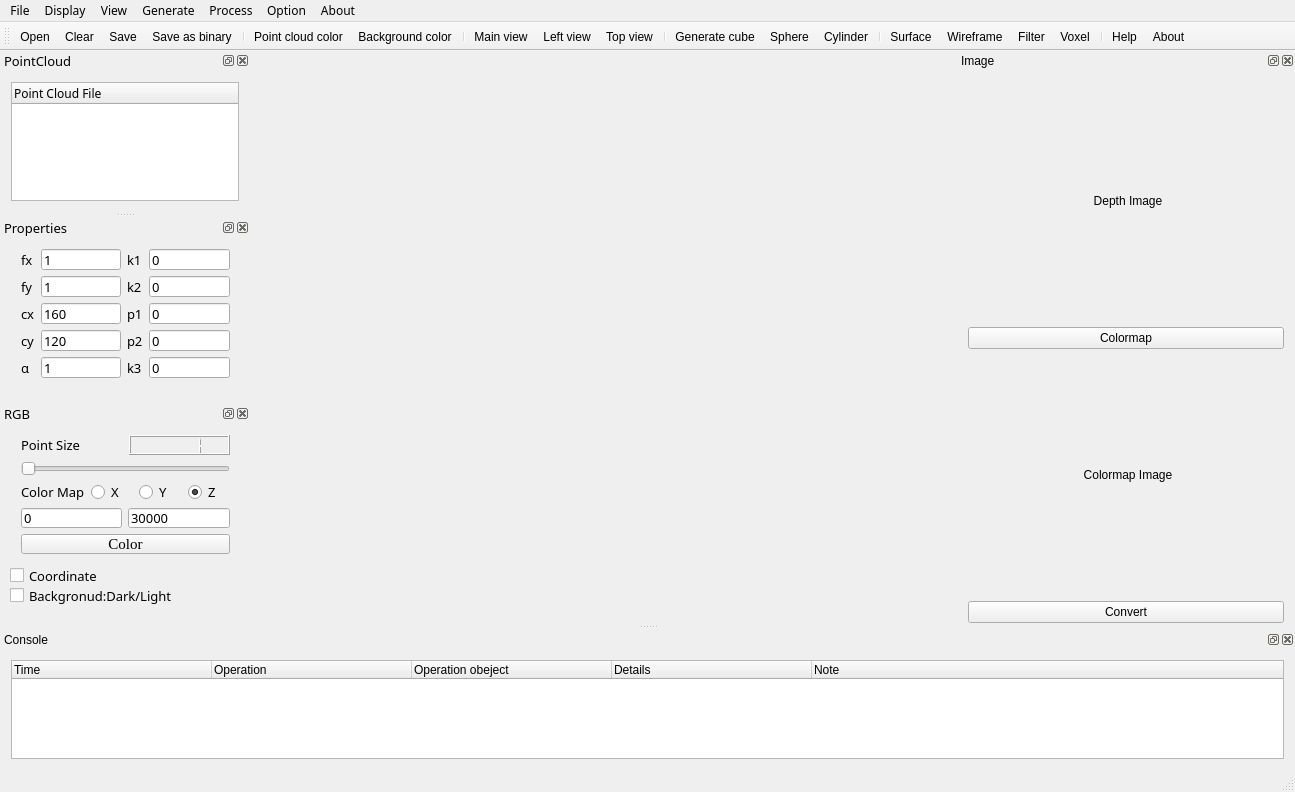
Old version of the form PointCloudTools/PointCloudTools.ui in the repository sunhaox/PointCloudTools.
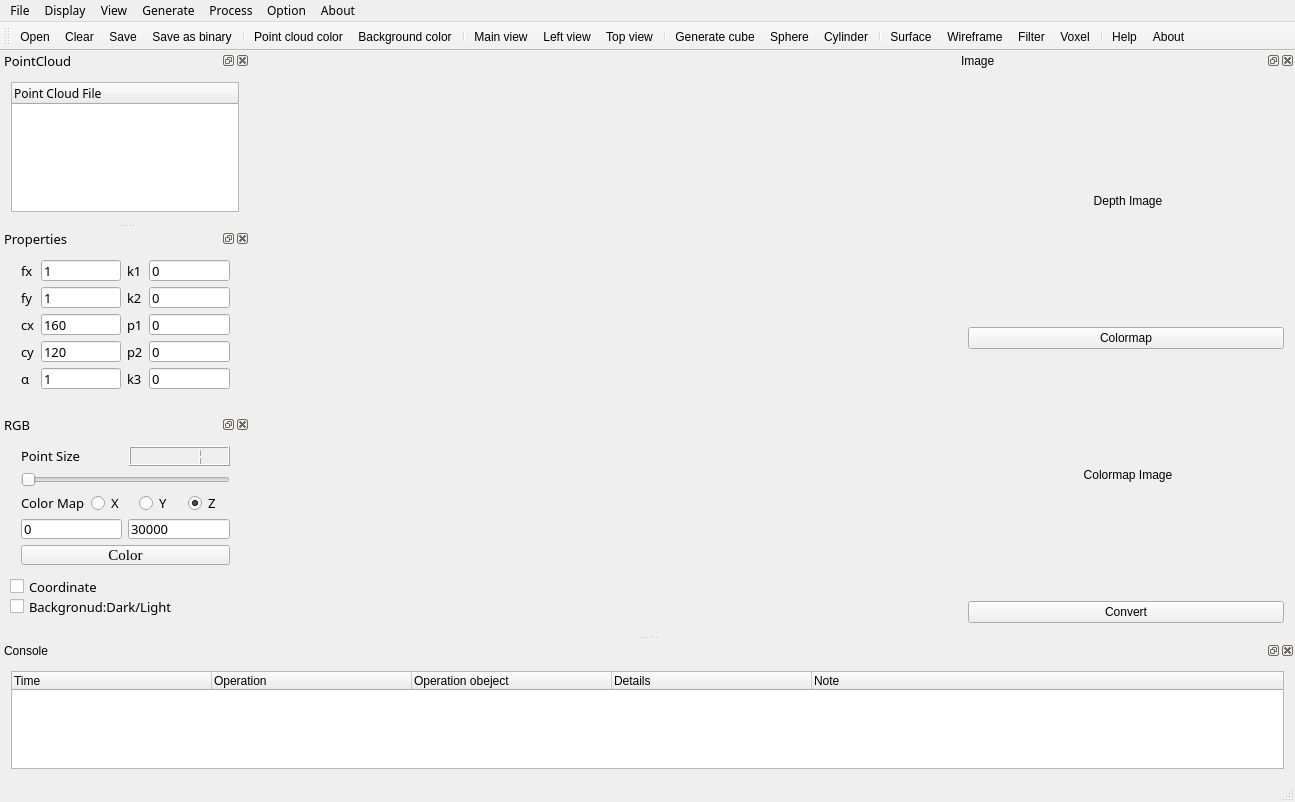
New version of the form. Icons and pictures are not drawn. Custom widgets are drawn as their Qt base class.

```diff
--- a/PointCloudTools/PointCloudTools.ui
+++ b/PointCloudTools/PointCloudTools.ui
@@ -7,7 +7,7 @@
     <x>0</x>
     <y>0</y>
     <width>1295</width>
-    <height>792</height>
+    <height>802</height>
    </rect>
   </property>
   <property name="sizePolicy">
@@ -571,7 +571,7 @@
    <property name="minimumSize">
     <size>
      <width>200</width>
-     <height>140</height>
+     <height>100</height>
     </size>
    </property>
    <property name="maximumSize">
@@ -669,7 +669,7 @@
    <property name="maximumSize">
     <size>
      <width>250</width>
-     <height>190</height>
+     <height>220</height>
     </size>
    </property>
    <property name="font">
```
